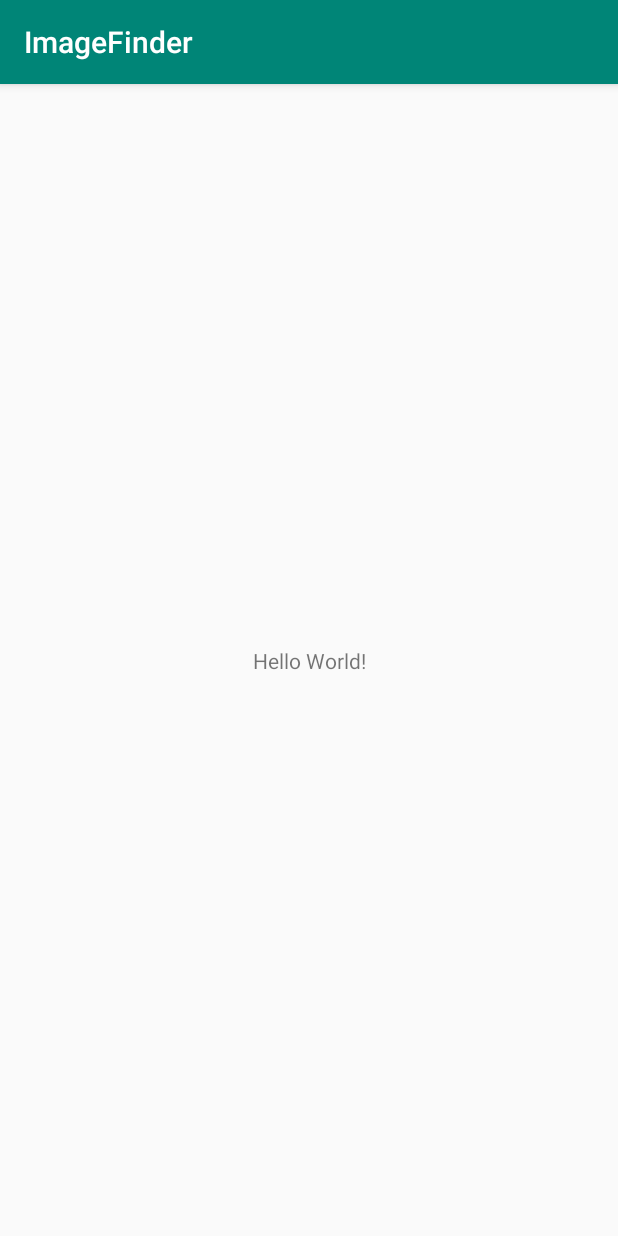
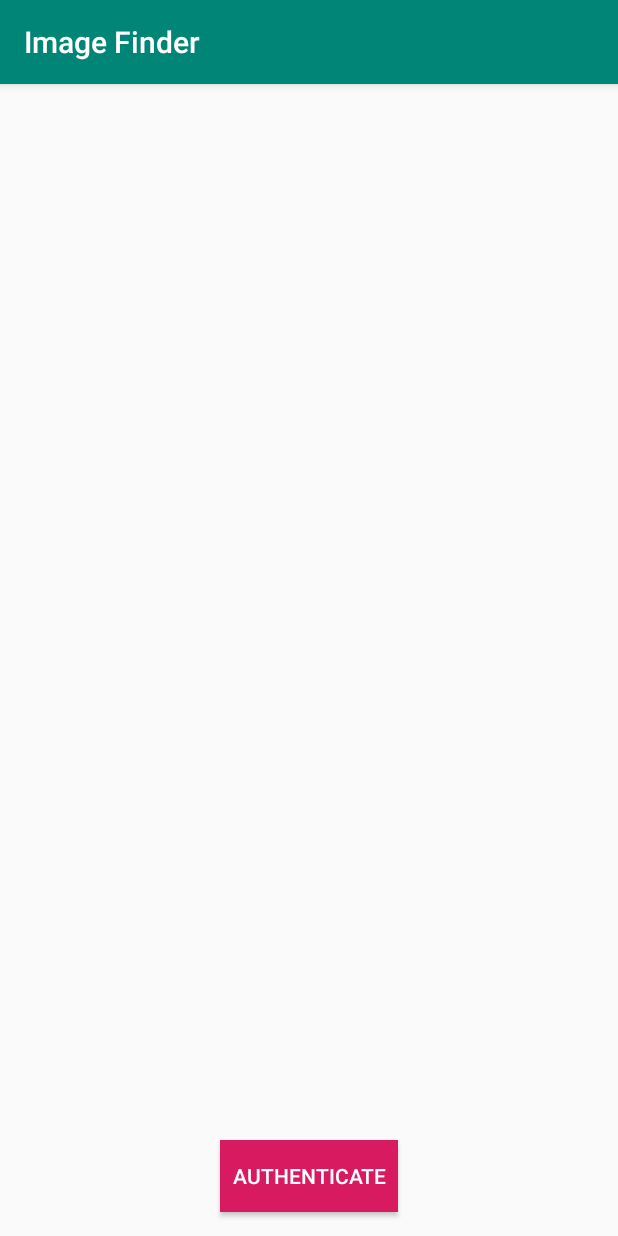
Before and after one commit to hkonagala/OndotSystems-Technical-Challenge, an Android app: the screen it shows after launch (MainActivity), on a phone screen of 412 x 824 dp. Run offline under Robolectric (Android 15) with nearby library versions, the phone set to English and light mode, and no system bars; libraries missing offline, so code that uses them is left out: com.marcoscg.fingerauth; 1 statement that could not run was skipped.

```diff
--- a/app/build.gradle
+++ b/app/build.gradle
@@ -25,4 +25,7 @@ dependencies {
     testImplementation 'junit:junit:4.12'
     androidTestImplementation 'com.android.support.test:runner:1.0.2'
     androidTestImplementation 'com.android.support.test.espresso:espresso-core:3.0.2'
+
+    //fingerprint auth
+    implementation 'com.github.marcoscgdev:FingerAuth:1.0.1'
 }
--- a/app/src/main/AndroidManifest.xml
+++ b/app/src/main/AndroidManifest.xml
@@ -16,6 +16,7 @@
                 <category android:name="android.intent.category.LAUNCHER" />
             </intent-filter>
         </activity>
+        <activity android:name=".SearchActivity"></activity>
     </application>
 
 </manifest>
--- a/app/src/main/java/ondotsystems/com/imagefinder/MainActivity.java
+++ b/app/src/main/java/ondotsystems/com/imagefinder/MainActivity.java
@@ -1,23 +1,128 @@
 package ondotsystems.com.imagefinder;
 
+import android.content.DialogInterface;
+import android.content.Intent;
+import android.support.v7.app.AlertDialog;
 import android.support.v7.app.AppCompatActivity;
 import android.os.Bundle;
+import android.view.View;
+import android.widget.Button;
+import android.widget.Toast;
 
-public class MainActivity extends AppCompatActivity {
+import com.marcoscg.fingerauth.FingerAuth;
+import com.marcoscg.fingerauth.FingerAuthDialog;
+
+public class MainActivity extends AppCompatActivity implements View.OnClickListener {
 
     //TODO
-    //1. xml for two screens editext and recyclerview with grid layout
-    //2. volley & okhttp for rest API - async task
-    //3. fingerprint - if(hardware syupported) move forward
+    //1. fingerprint auth - if(hardware syupported) move forward
+    //2. xml for two screens editext and recyclerview with grid layout
+    //3. volley & okhttp for rest API - async task
+
     //4. scroll view to the grid
     //5. picasso libr for image parsing
     //6. code structure & readability
     //7. design patterns
     //8. handle orientation changes & edge cases
 
+    private FingerAuthDialog fingerAuthDialog;
+    boolean hasFingerprintSupport;
+
+    Button authenticateUser;
+
     @Override
     protected void onCreate(Bundle savedInstanceState) {
         super.onCreate(savedInstanceState);
         setContentView(R.layout.activity_main);
+
+        authenticateUser = findViewById(R.id.fingerprint_dialog);
+
+        hasFingerprintSupport = FingerAuth.hasFingerprintSupport(this);
+    }
+
+    @Override
+    protected void onResume() {
+        super.onResume();
+        //register click listener
+        authenticateUser.setOnClickListener(this);
+    }
+
+    @Override
+    protected void onPause() {
+        super.onPause();
+        //unregister click listener
+        authenticateUser.setOnClickListener(null);
+    }
+
+    @Override
+    public void onClick(View view) {
+        int id = view.getId();
+
+        if(id == R.id.fingerprint_dialog) {
+            fingerAuthDialog = null;
+            //Show dialog only on devices that support fingerprint auth
+            if(hasFingerprintSupport) {
+                createFingerprintDialog();
+            } else {
+                //just for the sake of assignment, creating a work around for fingerprint auth
+                // but ideally should ask for alternate password/pin
+                createContinueDialog();
+            }
+        }
+
+    }
+
+    private void createFingerprintDialog() {
+        fingerAuthDialog = new FingerAuthDialog(this)
+                .setTitle(getString(R.string.signin))
+                .setCancelable(false)
+                .setMaxFailedCount(3)
+                .setNegativeButton(getResources().getString(R.string.cancel), null)
+                .setOnFingerAuthListener(new FingerAuth.OnFingerAuthListener() {
+                    @Override
+                    public void onSuccess() {
+                        openSearchActivity();
+                    }
+
+                    @Override
+                    public void onFailure() {
+                        //do nothing; handled by fingerprint auth lib
+                    }
+
+                    @Override
+                    public void onError() {
+                        //do nothing; handled by fingerprint auth lib
+                    }
+                });
+
+        fingerAuthDialog.show();
+    }
+
+
+
+    private void createContinueDialog() {
+        AlertDialog.Builder builder = new AlertDialog.Builder(this);
+        builder.setMessage(getString(R.string.fingerprint_error))
+                .setPositiveButton(getString(R.string.ok), new DialogInterface.OnClickListener() {
+                    @Override
+                    public void onClick(DialogInterface dialogInterface, int i) {
+                        openSearchActivity();
+                    }
+                })
+                .setNegativeButton(getString(R.string.cancel), new DialogInterface.OnClickListener() {
+            @Override
+            public void onClick(DialogInterface dialogInterface, int i) {
+                dialogInterface.dismiss();
+            }
+        });
+
+        AlertDialog alertDialog = builder.create();
+        alertDialog.show();
+    }
+
+    private void openSearchActivity() {
+        //go to search screen
+        Intent intent = new Intent(MainActivity.this, SearchActivity.class);
+        startActivity(intent);
     }
 }
--- a/app/src/main/res/layout/activity_main.xml
+++ b/app/src/main/res/layout/activity_main.xml
@@ -1,18 +1,23 @@
 <?xml version="1.0" encoding="utf-8"?>
-<android.support.constraint.ConstraintLayout xmlns:android="http://schemas.android.com/apk/res/android"
+<RelativeLayout
+    xmlns:android="http://schemas.android.com/apk/res/android"
     xmlns:app="http://schemas.android.com/apk/res-auto"
     xmlns:tools="http://schemas.android.com/tools"
     android:layout_width="match_parent"
     android:layout_height="match_parent"
     tools:context=".MainActivity">
 
-    <TextView
+    <Button
+        android:id="@+id/fingerprint_dialog"
         android:layout_width="wrap_content"
         android:layout_height="wrap_content"
-        android:text="Hello World!"
-        app:layout_constraintBottom_toBottomOf="parent"
-        app:layout_constraintLeft_toLeftOf="parent"
-        app:layout_constraintRight_toRightOf="parent"
-        app:layout_constraintTop_toTopOf="parent" />
+        android:layout_centerHorizontal="true"
+        android:background="@color/colorAccent"
+        android:foreground="?attr/selectableItemBackground"
+        android:layout_alignParentBottom="true"
+        android:text="@string/authenticate"
+        android:textColor="@color/white"
+        android:padding="8dp"
+        android:layout_marginBottom="16dp"/>
 
-</android.support.constraint.ConstraintLayout>
+</RelativeLayout>
--- a/app/src/main/res/values/colors.xml
+++ b/app/src/main/res/values/colors.xml
@@ -3,4 +3,6 @@
     <color name="colorPrimary">#008577</color>
     <color name="colorPrimaryDark">#00574B</color>
     <color name="colorAccent">#D81B60</color>
+
+    <color name="white">#ffffff</color>
 </resources>
--- a/app/src/main/res/values/strings.xml
+++ b/app/src/main/res/values/strings.xml
@@ -1,3 +1,8 @@
 <resources>
-    <string name="app_name">ImageFinder</string>
+    <string name="app_name">Image Finder</string>
+    <string name="authenticate">Authenticate</string>
+    <string name="fingerprint_error">Sorry, looks like your device does not support fingerprint authentication.\n\nWould you like to continue anyway?</string>
+    <string name="cancel">Cancel</string>
+    <string name="signin">Sign In</string>
+    <string name="ok">OK</string>
 </resources>
--- a/build.gradle
+++ b/build.gradle
@@ -19,6 +19,9 @@ allprojects {
     repositories {
         google()
         jcenter()
+        maven {
+            url 'https://jitpack.io'
+        }
     }
 }
 
```
Also changed, not shown: app/src/main/java/ondotsystems/com/imagefinder/SearchActivity.java (added, +13 -0 lines), app/src/main/res/layout/activity_search.xml (added, +9 -0 lines).
